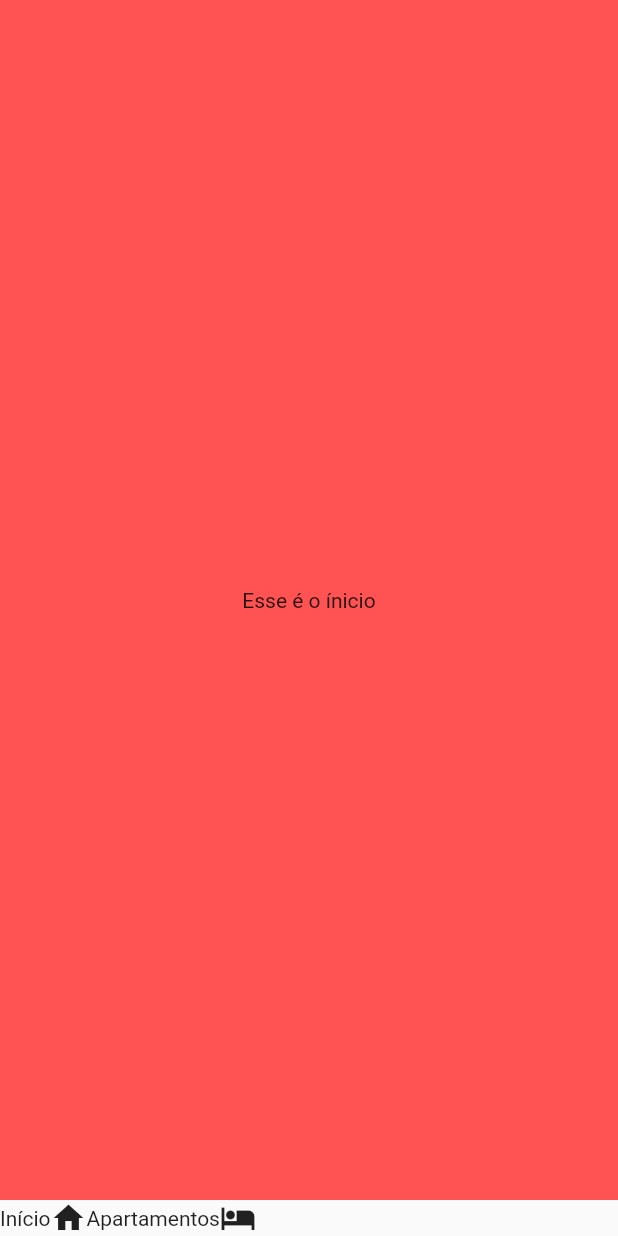
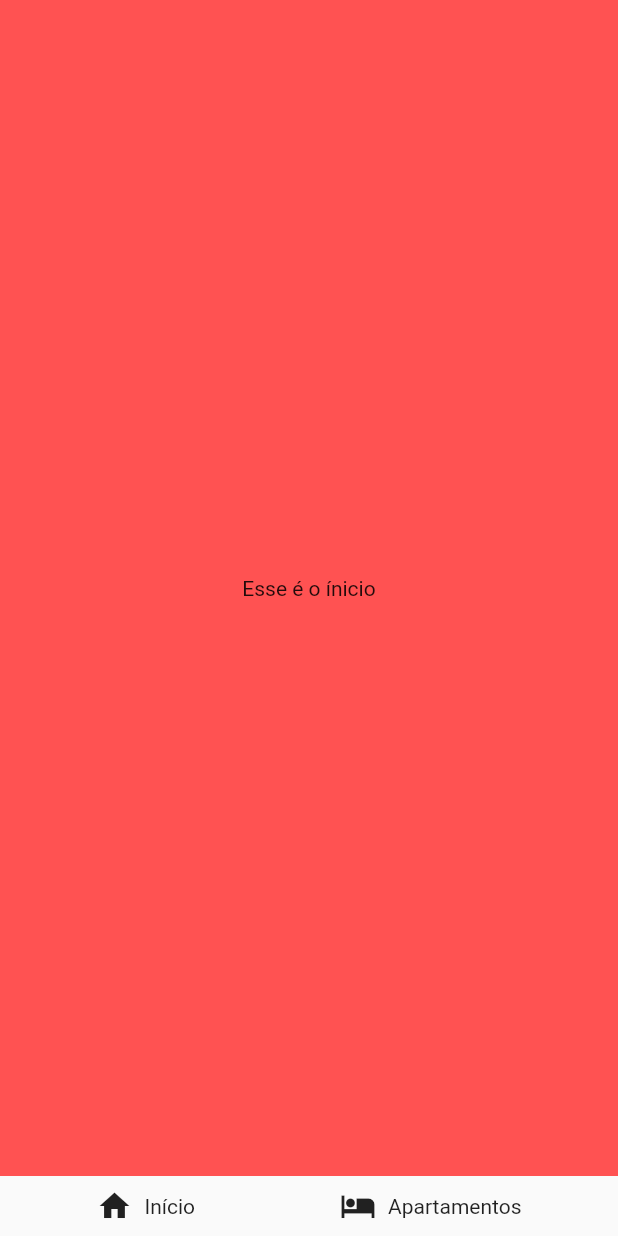
Before and after one commit to vital-edu/flutter-basic-animations, a Flutter app: the screen it shows after launch, on a phone screen of 412 x 824 dp. Run offline on Flutter 3.47's test engine with Material 2 defaults, Android fonts, the phone set to English and light mode, and no system bars.

Commit message:
add padding

```diff
--- a/lib/animated_tab_bar.dart
+++ b/lib/animated_tab_bar.dart
@@ -21,8 +21,13 @@ class _AnimatedTabBarState extends State<AnimatedTabBar> {
   @override
   Widget build(BuildContext context) {
     return Container(
-      child: Row(
-        children: _buildTabBarItems(),
+      child: Padding(
+        padding: const EdgeInsets.symmetric(vertical: 8.0, horizontal: 16.0),
+        child: Row(
+          children: _buildTabBarItems(),
+          mainAxisSize: MainAxisSize.max,
+          mainAxisAlignment: MainAxisAlignment.spaceAround,
+        ),
       ),
     );
   }
@@ -34,8 +39,11 @@ class _AnimatedTabBarState extends State<AnimatedTabBar> {
 
       _widgets.add(Row(
         children: <Widget>[
+          Icon(item.icon),
+          SizedBox(
+            width: 8,
+          ),
           Text(item.text),
-          Icon(item.icon),
         ],
       ));
     }
```
